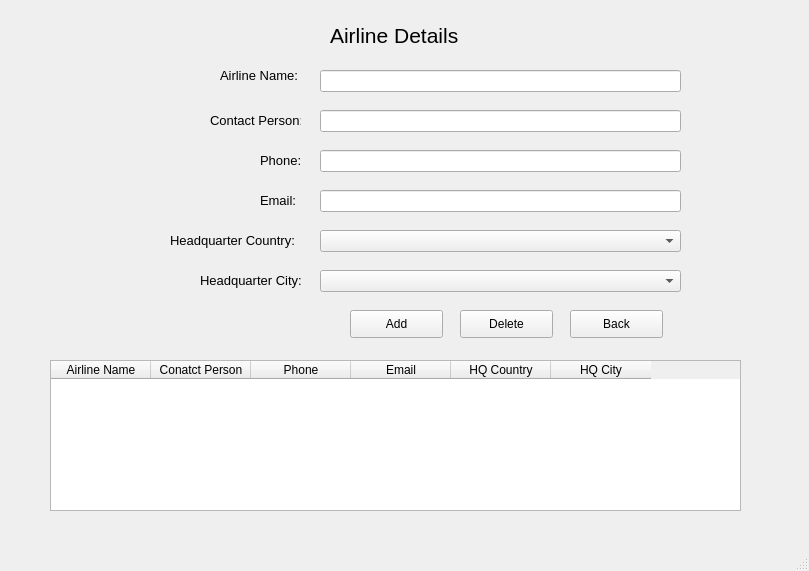
Qt form airline.ui (Muneeba-Badar/DB-Final-Project) before a commit.
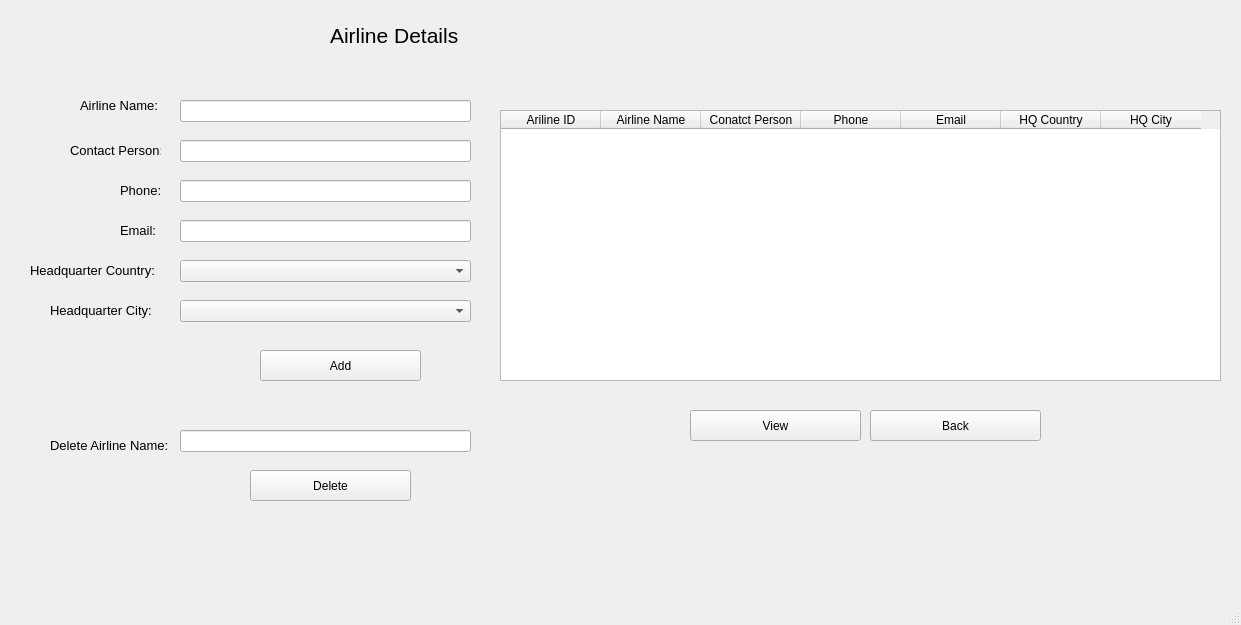
The same form after that commit.

```diff
--- a/airline.ui
+++ b/airline.ui
@@ -6,8 +6,8 @@
    <rect>
     <x>0</x>
     <y>0</y>
-    <width>809</width>
-    <height>571</height>
+    <width>1241</width>
+    <height>625</height>
    </rect>
   </property>
   <property name="windowTitle">
@@ -17,8 +17,8 @@
    <widget class="QLabel" name="label_2">
     <property name="geometry">
      <rect>
-      <x>220</x>
-      <y>60</y>
+      <x>80</x>
+      <y>90</y>
       <width>81</width>
       <height>31</height>
      </rect>
@@ -35,8 +35,8 @@
    <widget class="QLabel" name="label_3">
     <property name="geometry">
      <rect>
-      <x>210</x>
-      <y>100</y>
+      <x>70</x>
+      <y>130</y>
       <width>91</width>
       <height>41</height>
      </rect>
@@ -53,8 +53,8 @@
    <widget class="QLabel" name="label_4">
     <property name="geometry">
      <rect>
-      <x>260</x>
-      <y>140</y>
+      <x>120</x>
+      <y>170</y>
       <width>41</width>
       <height>41</height>
      </rect>
@@ -71,8 +71,8 @@
    <widget class="QLabel" name="label_5">
     <property name="geometry">
      <rect>
-      <x>170</x>
-      <y>220</y>
+      <x>30</x>
+      <y>250</y>
       <width>131</width>
       <height>41</height>
      </rect>
@@ -89,8 +89,8 @@
    <widget class="QLabel" name="label_6">
     <property name="geometry">
      <rect>
-      <x>260</x>
-      <y>180</y>
+      <x>120</x>
+      <y>210</y>
       <width>41</width>
       <height>41</height>
      </rect>
@@ -107,8 +107,8 @@
    <widget class="QLabel" name="label_7">
     <property name="geometry">
      <rect>
-      <x>200</x>
-      <y>260</y>
+      <x>50</x>
+      <y>290</y>
       <width>101</width>
       <height>41</height>
      </rect>
@@ -125,9 +125,9 @@
    <widget class="QComboBox" name="comboBox_3">
     <property name="geometry">
      <rect>
-      <x>320</x>
-      <y>230</y>
-      <width>361</width>
+      <x>180</x>
+      <y>260</y>
+      <width>291</width>
       <height>22</height>
      </rect>
     </property>
@@ -140,9 +140,9 @@
    <widget class="QComboBox" name="comboBox_4">
     <property name="geometry">
      <rect>
-      <x>320</x>
-      <y>270</y>
-      <width>361</width>
+      <x>180</x>
+      <y>300</y>
+      <width>291</width>
       <height>22</height>
      </rect>
     </property>
@@ -155,9 +155,9 @@
    <widget class="QLineEdit" name="lineEdit">
     <property name="geometry">
      <rect>
-      <x>320</x>
-      <y>110</y>
-      <width>361</width>
+      <x>180</x>
+      <y>140</y>
+      <width>291</width>
       <height>22</height>
      </rect>
     </property>
@@ -165,9 +165,9 @@
    <widget class="QLineEdit" name="lineEdit_2">
     <property name="geometry">
      <rect>
-      <x>320</x>
-      <y>150</y>
-      <width>361</width>
+      <x>180</x>
+      <y>180</y>
+      <width>291</width>
       <height>22</height>
      </rect>
     </property>
@@ -175,9 +175,9 @@
    <widget class="QLineEdit" name="lineEdit_3">
     <property name="geometry">
      <rect>
-      <x>320</x>
-      <y>190</y>
-      <width>361</width>
+      <x>180</x>
+      <y>220</y>
+      <width>291</width>
       <height>22</height>
      </rect>
     </property>
@@ -185,10 +185,10 @@
    <widget class="QPushButton" name="addType">
     <property name="geometry">
      <rect>
-      <x>350</x>
-      <y>310</y>
-      <width>93</width>
-      <height>28</height>
+      <x>260</x>
+      <y>350</y>
+      <width>161</width>
+      <height>31</height>
      </rect>
     </property>
     <property name="font">
@@ -203,10 +203,10 @@
    <widget class="QPushButton" name="deleteType">
     <property name="geometry">
      <rect>
-      <x>460</x>
-      <y>310</y>
-      <width>93</width>
-      <height>28</height>
+      <x>250</x>
+      <y>470</y>
+      <width>161</width>
+      <height>31</height>
      </rect>
     </property>
     <property name="font">
@@ -221,10 +221,10 @@
    <widget class="QPushButton" name="addAircraft_2">
     <property name="geometry">
      <rect>
-      <x>570</x>
-      <y>310</y>
-      <width>93</width>
-      <height>28</height>
+      <x>870</x>
+      <y>410</y>
+      <width>171</width>
+      <height>31</height>
      </rect>
     </property>
     <property name="font">
@@ -239,12 +239,17 @@
    <widget class="QTableWidget" name="tableWidget">
     <property name="geometry">
      <rect>
-      <x>50</x>
-      <y>360</y>
-      <width>691</width>
-      <height>151</height>
+      <x>500</x>
+      <y>110</y>
+      <width>721</width>
+      <height>271</height>
      </rect>
     </property>
+    <column>
+     <property name="text">
+      <string>Ariline ID</string>
+     </property>
+    </column>
     <column>
      <property name="text">
       <string>Airline Name</string>
@@ -297,13 +302,62 @@
    <widget class="QLineEdit" name="lineEdit_4">
     <property name="geometry">
      <rect>
-      <x>320</x>
-      <y>70</y>
-      <width>361</width>
+      <x>180</x>
+      <y>100</y>
+      <width>291</width>
       <height>22</height>
      </rect>
     </property>
    </widget>
+   <widget class="QLineEdit" name="delAirline">
+    <property name="geometry">
+     <rect>
+      <x>180</x>
+      <y>430</y>
+      <width>291</width>
+      <height>22</height>
+     </rect>
+    </property>
+    <property name="text">
+     <string/>
+    </property>
+   </widget>
+   <widget class="QLabel" name="label_9">
+    <property name="geometry">
+     <rect>
+      <x>50</x>
+      <y>430</y>
+      <width>121</width>
+      <height>31</height>
+     </rect>
+    </property>
+    <property name="font">
+     <font>
+      <pointsize>10</pointsize>
+     </font>
+    </property>
+    <property name="text">
+     <string>Delete Airline Name:</string>
+    </property>
+   </widget>
+   <widget class="QPushButton" name="viewAircraftBtn">
+    <property name="geometry">
+     <rect>
+      <x>690</x>
+      <y>410</y>
+      <width>171</width>
+      <height>31</height>
+     </rect>
+    </property>
+    <property name="font">
+     <font>
+      <pointsize>9</pointsize>
+     </font>
+    </property>
+    <property name="text">
+     <string>View</string>
+    </property>
+   </widget>
    <zorder>label_3</zorder>
    <zorder>label_2</zorder>
    <zorder>label_4</zorder>
```
Left out of the diff: 41 changed lines with no effect on the pictures.
